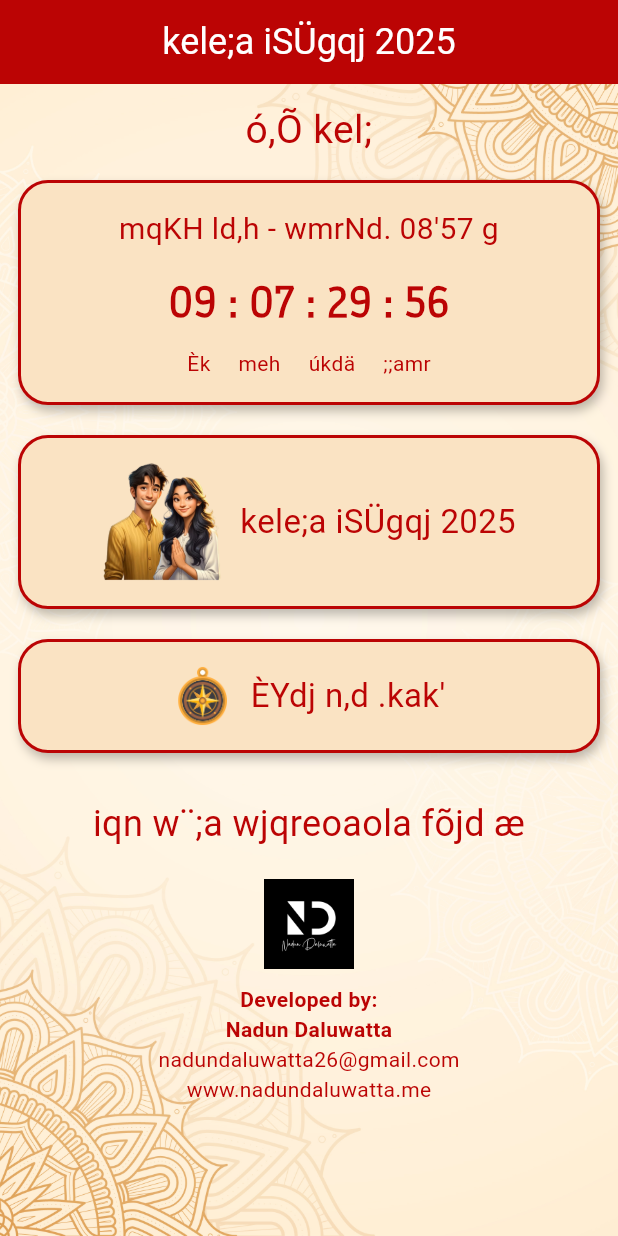
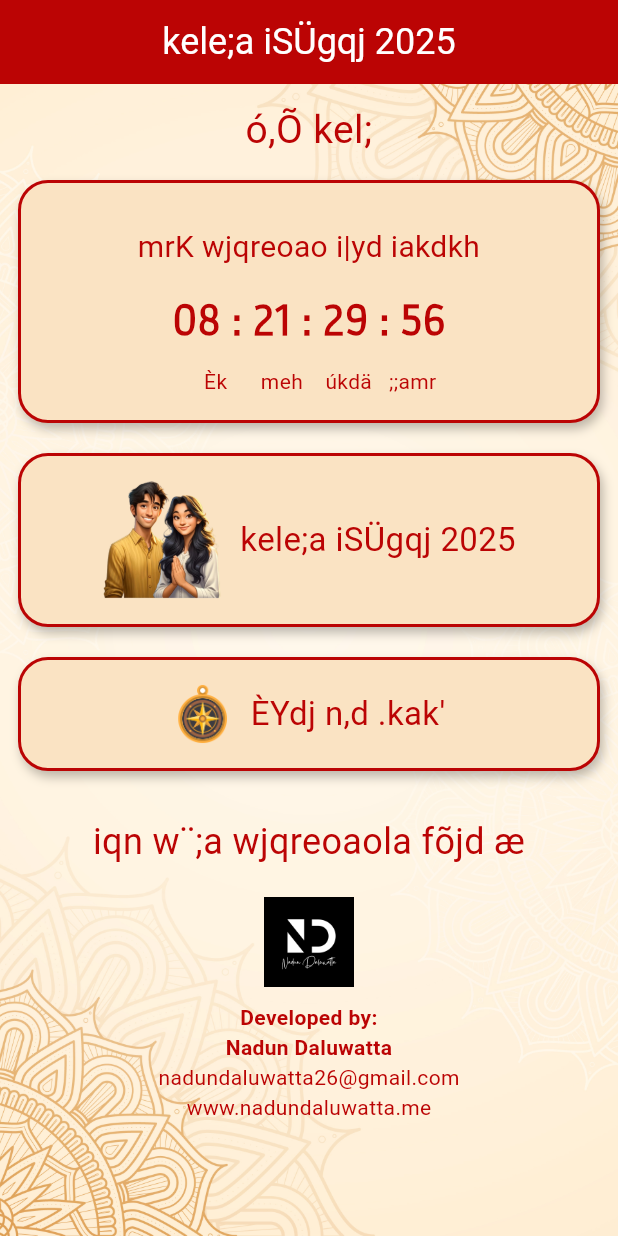
Before and after one commit to CyborLK/aurudu_app, a Flutter app: the screen it shows after launch, on a phone screen of 412 x 824 dp. Run offline on Flutter 3.47's test engine with Material 3 defaults, Android fonts, the phone set to English and light mode, and no system bars; Roboto replaces fonts that are missing (TharuDigitalNikini); project files that could hold a hidden picture were left out.

Commit message:
dashboard timmer link with nakath times

```diff
--- a/lib/dashboard_screen.dart
+++ b/lib/dashboard_screen.dart
@@ -4,6 +4,7 @@ import '../widgets/timer_display.dart';
 import '../screens/timer_details_screen.dart';
 import 'screens/nakath_screen.dart';
 import '../screens/compass_details_screen.dart';
+import '../data/nakath_data.dart';
 
 class DashboardScreen extends StatefulWidget {
   const DashboardScreen({super.key});
@@ -13,7 +14,6 @@ class DashboardScreen extends StatefulWidget {
 }
 
 class _DashboardScreenState extends State<DashboardScreen> {
-
   String formatDigits(int n) => n.toString().padLeft(2, '0');
 
   @override
@@ -70,9 +70,33 @@ class _DashboardScreenState extends State<DashboardScreen> {
                                 mainAxisAlignment: MainAxisAlignment.center,
                                 crossAxisAlignment: CrossAxisAlignment.center,
                                 children: [
-                                  const Text(
-                                    'mqKH ld,h - wmrNd. 08\'57 g',
-                                    style: TextStyle(
+
+                                  const SizedBox(height: 12),
+                                  Builder(
+                                    builder: (context) {
+                                      final now = DateTime.now();
+                                      final nextNakath =
+                                          nakathEvents
+                                              .where(
+                                                (e) => e.dateTime.isAfter(now),
+                                              )
+                                              .toList()
+                                            ..sort(
+                                              (a, b) => a.dateTime.compareTo(
+                                                b.dateTime,
+                                              ),
+                                            );
+                                      final upcoming =
+                                          nextNakath.isNotEmpty
+                                              ? nextNakath.first
+                                              : null;
+
+                                      return Column(
+                                        children: [
+                                          Text(
+                                            upcoming?.title ??
+                                                'නව නකත් සිදුවීමක් නැත',
+                                            style: const TextStyle(
                                               fontSize: 20,
                                               fontFamily: 'TharuDigitalNikini',
                                               color: Color(0xFFBB0404),
@@ -80,8 +104,13 @@ class _DashboardScreenState extends State<DashboardScreen> {
                                             textAlign: TextAlign.center,
                                           ),
                                           const SizedBox(height: 12),
+                                          if (upcoming != null)
                                             TimerDisplay(
-                                    targetDateTime: DateTime(2025, 4, 13, 18, 0), // Replace with your actual event date
+                                              targetDateTime: upcoming.dateTime,
+                                            ),
+                                        ],
+                                      );
+                                    },
                                   ),
                                 ],
                               ),
--- /dev/null
+++ b/lib/data/nakath_data.dart
@@ -0,0 +1,17 @@
+class NakathEvent {
+  final String title;
+  final DateTime dateTime;
+
+  NakathEvent({required this.title, required this.dateTime});
+}
+
+final List<NakathEvent> nakathEvents = [
+  NakathEvent(title: 'kj i| ne,Su', dateTime: DateTime(2025, 3, 30, 18, 0)), //nawa sanda balima
+  NakathEvent(title: 'mrK wjqreoao i|yd iakdkh', dateTime: DateTime(2025, 4, 13, 8, 0)), //parana aurudda sandaha snanaya kirima
+  NakathEvent(title: 'w¨;a wjqreÿ Wodj', dateTime: DateTime(2025, 4, 14, 3, 21)), //aluth aurudu udawa
+  NakathEvent(title: 'mqKH ld,h', dateTime: DateTime(2025, 4, 13, 20, 57)), //punya kalaya
+  NakathEvent(title: 'wdydr msiSu', dateTime: DateTime(2025, 4, 14, 4, 4)), //ahara pisima
+  NakathEvent(title: 'jev we,a,Su" .kqfokq lsÍu d wdydr wkqNjh', dateTime: DateTime(2025, 4, 14, 6, 44)), //ahara anubawaya
+  NakathEvent(title: 'ysi f;,a .Eu', dateTime: DateTime(2025, 4, 16, 9, 4)), //hisa thel gama
+  NakathEvent(title: '/lSrlaId i|yd msg;aùu', dateTime: DateTime(2025, 4, 17, 9, 3)), //rakiya sandaha pitath wima
+];
--- a/lib/widgets/timer_display.dart
+++ b/lib/widgets/timer_display.dart
@@ -64,7 +64,7 @@ class _TimerDisplayState extends State<TimerDisplay> {
         ),
         const SizedBox(height: 10),
         const Text(
-          'Èk     meh     úkdä     ;;amr',
+          '    Èk      meh    úkdä   ;;amr',
           style: TextStyle(
             fontSize: 14,
             fontFamily: 'TharuDigitalNikini',
```
Lines whose indentation alone changed are shown as unchanged.
